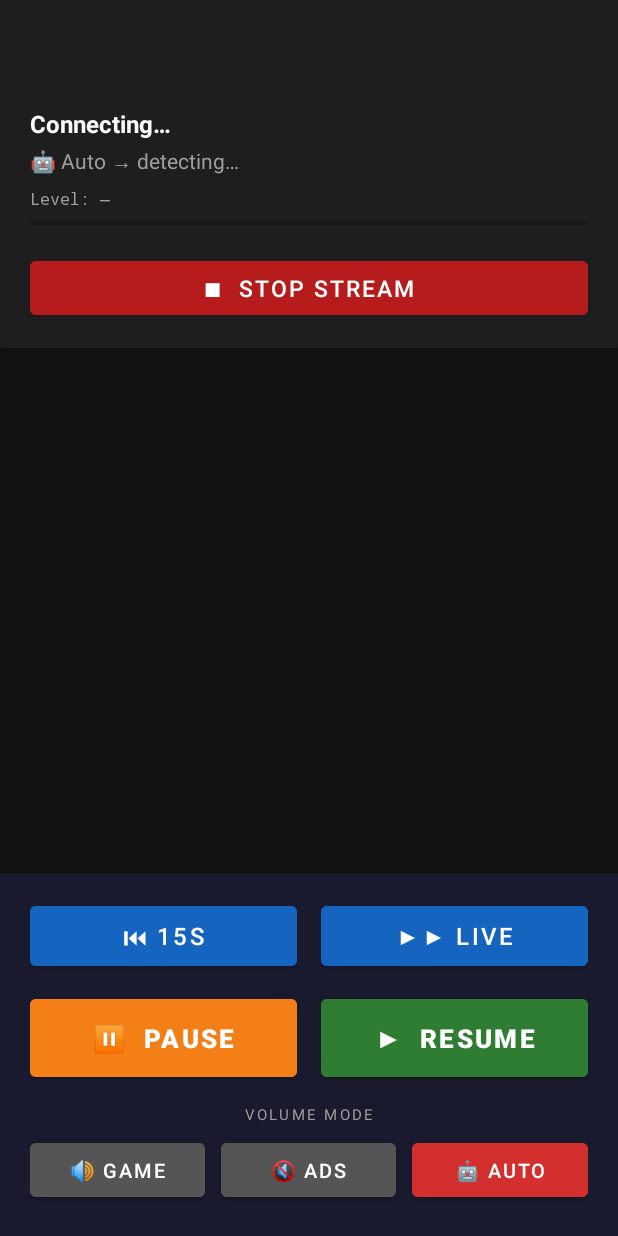
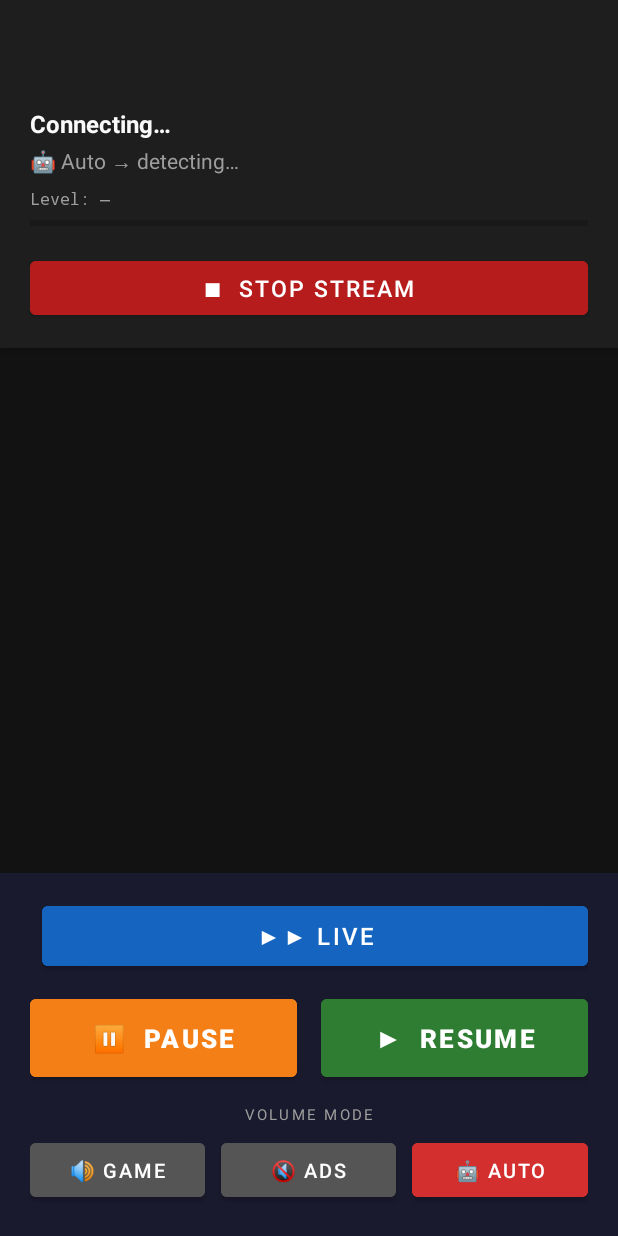
Before and after one commit to Chouser/cubbystream, an Android app: the PlayerActivity screen opened directly, with no data from a screen before it, on a phone screen of 412 x 824 dp. Run offline under Robolectric (Android 15) with nearby library versions, the light colour scheme and no system bars; 1 statement that could not run was skipped.

Commit message:
remove rewind 15 seconds button -- wasn't working

```diff
--- a/app/src/main/java/com/baseballstream/PlayerActivity.java
+++ b/app/src/main/java/com/baseballstream/PlayerActivity.java
@@ -172,7 +172,6 @@ public class PlayerActivity extends AppCompatActivity
         progressEnergy     = findViewById(R.id.progress_energy);
         btnPause           = findViewById(R.id.btn_pause);
         btnResume          = findViewById(R.id.btn_resume);
-        btnRewind          = findViewById(R.id.btn_rewind);
         btnSkipToLive      = findViewById(R.id.btn_skip_to_live);
         btnStop            = findViewById(R.id.btn_stop);
         layoutSeekRow      = findViewById(R.id.layout_seek_row);
@@ -187,9 +186,6 @@ public class PlayerActivity extends AppCompatActivity
         });
         btnResume.setOnClickListener(v -> {
             if (bound && service != null) service.resume();
-        });
-        btnRewind.setOnClickListener(v -> {
-            if (bound && service != null) service.rewindFifteenSeconds();
         });
         btnSkipToLive.setOnClickListener(v -> {
             if (bound && service != null) service.skipToLive();
--- a/app/src/main/res/layout/activity_player.xml
+++ b/app/src/main/res/layout/activity_player.xml
@@ -120,26 +120,15 @@
         android:paddingBottom="20dp"
         android:elevation="4dp">
 
-        <!-- Seek row — hidden for non-HLS streams via GONE in code -->
+        <!-- Seek row -->
         <LinearLayout
             android:id="@+id/layout_seek_row"
             android:layout_width="match_parent"
             android:layout_height="wrap_content"
             android:orientation="horizontal"
             android:layout_marginBottom="10dp"
+            android:gravity="center"
             android:visibility="visible">
-
-            <Button
-                android:id="@+id/btn_rewind"
-                android:layout_width="0dp"
-                android:layout_height="52dp"
-                android:layout_weight="1"
-                android:layout_marginEnd="8dp"
-                android:text="⏮ 15s"
-                android:textSize="16sp"
-                android:backgroundTint="@color/btn_live"
-                android:textColor="@color/text_on_accent"
-                style="@style/Widget.MaterialComponents.Button"/>
 
             <Button
                 android:id="@+id/btn_skip_to_live"
```
Also changed, not shown: app/src/main/java/com/baseballstream/PlaybackService.java (+0 -7 lines).
